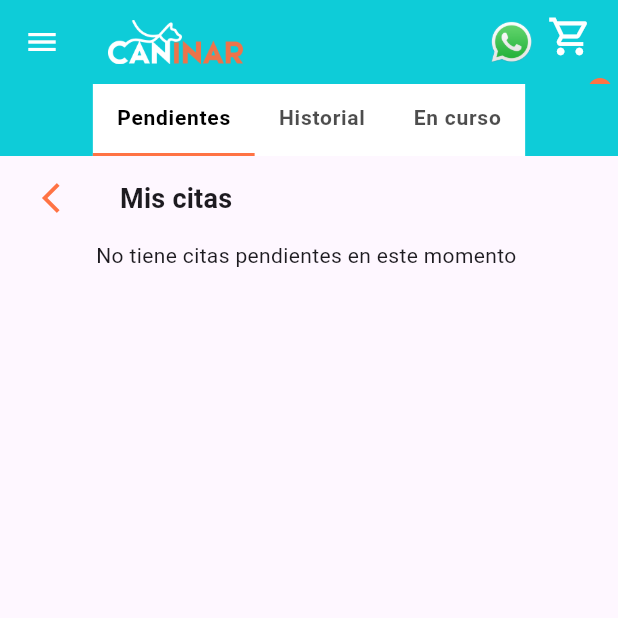
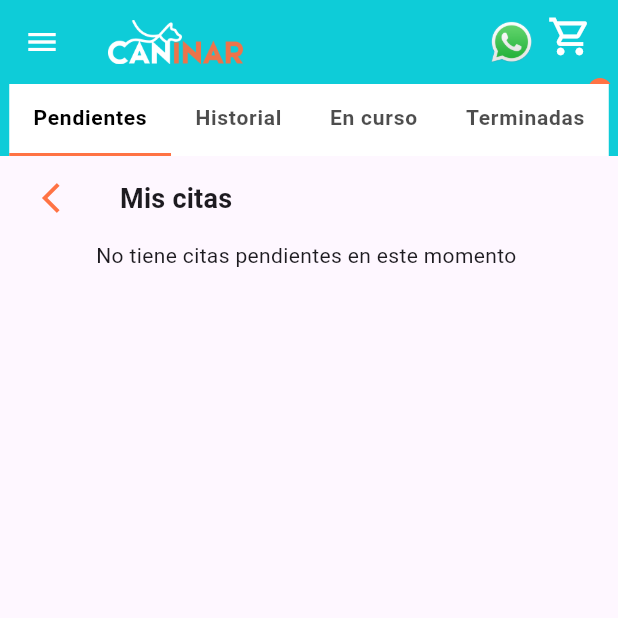
Before and after one commit to Bsmo0211/CaninarMobile, a Flutter app: the MisCitas screen opened directly, on a phone screen of 412 x 824 dp, the top half of it. Run offline on Flutter 3.47's test engine with Material 3 defaults, Android fonts, the phone set to English and light mode, and no system bars; our stand-ins replace carousel_slider, convert, dio, email_validator, file_picker, flutter_easyloading and 11 more; missing offline and left inert: aws_s3_upload, mercadopago_sdk, syncfusion_localizations; accounts and stored records are empty; network calls fail; statements that could not run were skipped.

Commit message:
se garega termiando a informacion de citas

```diff
--- a/Caninar/caninar/lib/widgets/mis_citas.dart
+++ b/Caninar/caninar/lib/widgets/mis_citas.dart
@@ -3,6 +3,7 @@ import 'package:caninar/constants/principals_colors.dart';
 import 'package:caninar/models/citas/model_current.dart';
 import 'package:caninar/models/citas/model_history.dart';
 import 'package:caninar/models/citas/model_pending.dart';
+import 'package:caninar/models/citas/model_terminated.dart';
 import 'package:caninar/models/user/model.dart';
 import 'package:caninar/providers/cart_provider.dart';
 import 'package:caninar/providers/producto_provider.dart';
@@ -31,6 +32,7 @@ class _MisCitasState extends State<MisCitas> {
   PendingModel? pendingModel;
   HistoryModel? historyModel;
   CurrentModel? currentModel;
+  TerminatedModel? terminatedModel;
   bool isApiCallProcess = false;
 
   getCurrentUser() async {
@@ -62,6 +64,7 @@ class _MisCitasState extends State<MisCitas> {
     PendingModel? pendingModelTemp;
     HistoryModel? historyModelTemp;
     CurrentModel? currentModelTemp;
+    TerminatedModel? terminatedModelTemp;
 
     if (citasData.containsKey('pending')) {
       pendingModelTemp = PendingModel.fromJson(citasData['pending']);
@@ -74,11 +77,15 @@ class _MisCitasState extends State<MisCitas> {
     if (citasData.containsKey('current')) {
       currentModelTemp = CurrentModel.fromJson(citasData['current']);
     }
+    if (citasData.containsKey('terminated')) {
+      terminatedModelTemp = TerminatedModel.fromJson(citasData['terminated']);
+    }
 
     setState(() {
       pendingModel = pendingModelTemp;
       historyModel = historyModelTemp;
       currentModel = currentModelTemp;
+      terminatedModel = terminatedModelTemp;
     });
   }
 
@@ -111,6 +118,12 @@ class _MisCitasState extends State<MisCitas> {
               style: TextStyle(fontSize: 14, fontWeight: FontWeight.bold),
             ),
           ),
+          Tab(
+            child: Text(
+              'Terminadas',
+              style: TextStyle(fontSize: 14, fontWeight: FontWeight.bold),
+            ),
+          ),
         ],
       );
 
@@ -123,7 +136,7 @@ class _MisCitasState extends State<MisCitas> {
       EasyLoading.dismiss();
     }
     return DefaultTabController(
-        length: 3,
+        length: 4,
         child: Scaffold(
             appBar: AppBar(
               iconTheme: const IconThemeData(
@@ -185,7 +198,8 @@ class _MisCitasState extends State<MisCitas> {
               children: [
                 RefreshIndicator(
                     child: ListView(children: [
-                    if (user?.type != 2) RedireccionAtras(nombre: 'Mis citas'),
+                      if (user?.type != 2)
+                        RedireccionAtras(nombre: 'Mis citas'),
                       pendingModel != null
                           ? Column(
                               children: pendingModel!.dataCita.map((e) {
@@ -198,8 +212,10 @@ class _MisCitasState extends State<MisCitas> {
                                       context,
                                       MaterialPageRoute(
                                         builder: (context) => InformacionCitas(
+                                          estado: 'pending',
                                           titulo: e.name,
-                                        informacionDetalle: e.infoDetalladaCita,
+                                          informacionDetalle:
+                                              e.infoDetalladaCita,
                                           proxima: true,
                                         ),
                                       ),
@@ -210,7 +226,8 @@ class _MisCitasState extends State<MisCitas> {
                               crossAxisAlignment: CrossAxisAlignment.center,
                               mainAxisAlignment: MainAxisAlignment.center,
                               children: [
-                              Text('No tiene citas pendientes en este momento ')
+                                Text(
+                                    'No tiene citas pendientes en este momento ')
                               ],
                             ),
                     ]),
@@ -219,7 +236,8 @@ class _MisCitasState extends State<MisCitas> {
                     }),
                 RefreshIndicator(
                     child: ListView(children: [
-                    if (user?.type != 2) RedireccionAtras(nombre: 'Mis citas'),
+                      if (user?.type != 2)
+                        RedireccionAtras(nombre: 'Mis citas'),
                       historyModel != null
                           ? Column(
                               children: historyModel!.dataCita.map((e) {
@@ -232,8 +250,10 @@ class _MisCitasState extends State<MisCitas> {
                                       context,
                                       MaterialPageRoute(
                                         builder: (context) => InformacionCitas(
+                                          estado: 'history',
                                           titulo: e.name,
-                                        informacionDetalle: e.infoDetalladaCita,
+                                          informacionDetalle:
+                                              e.infoDetalladaCita,
                                           proxima: false,
                                         ),
                                       ),
@@ -243,7 +263,9 @@ class _MisCitasState extends State<MisCitas> {
                           : const Column(
                               crossAxisAlignment: CrossAxisAlignment.center,
                               mainAxisAlignment: MainAxisAlignment.center,
-                            children: [Text('No tiene un historial de citas ')],
+                              children: [
+                                Text('No tiene un historial de citas ')
+                              ],
                             ),
                     ]),
                     onRefresh: () async {
@@ -251,7 +273,8 @@ class _MisCitasState extends State<MisCitas> {
                     }),
                 RefreshIndicator(
                     child: ListView(children: [
-                    if (user?.type != 2) RedireccionAtras(nombre: 'Mis citas'),
+                      if (user?.type != 2)
+                        RedireccionAtras(nombre: 'Mis citas'),
                       currentModel != null
                           ? Column(
                               children: currentModel!.dataCita.map((e) {
@@ -264,8 +287,10 @@ class _MisCitasState extends State<MisCitas> {
                                       context,
                                       MaterialPageRoute(
                                         builder: (context) => InformacionCitas(
+                                          estado: 'current',
                                           titulo: e.name,
-                                        informacionDetalle: e.infoDetalladaCita,
+                                          informacionDetalle:
+                                              e.infoDetalladaCita,
                                           proxima: false,
                                         ),
                                       ),
@@ -275,14 +300,52 @@ class _MisCitasState extends State<MisCitas> {
                           : const Column(
                               crossAxisAlignment: CrossAxisAlignment.center,
                               mainAxisAlignment: MainAxisAlignment.center,
-                            children: [Text('No tiene ninguna cita en curso')],
+                              children: [
+                                Text('No tiene ninguna cita en curso')
+                              ],
+                            ),
+                    ]),
+                    onRefresh: () async {
+                      await getCitas();
+                    }),
+                RefreshIndicator(
+                    child: ListView(children: [
+                      if (user?.type != 2)
+                        RedireccionAtras(nombre: 'Mis citas'),
+                      terminatedModel != null
+                          ? Column(
+                              children: terminatedModel!.dataCita.map((e) {
+                              return CardItemHome(
+                                  terminadoCitas: false,
+                                  imageCard: e.image,
+                                  titulo: e.name!,
+                                  redireccion: () {
+                                    Navigator.push(
+                                      context,
+                                      MaterialPageRoute(
+                                        builder: (context) => InformacionCitas(
+                                          estado: 'terminated',
+                                          titulo: e.name,
+                                          informacionDetalle:
+                                              e.infoDetalladaCita,
+                                          proxima: false,
+                                        ),
+                                      ),
+                                    );
+                                  });
+                            }).toList())
+                          : const Column(
+                              crossAxisAlignment: CrossAxisAlignment.center,
+                              mainAxisAlignment: MainAxisAlignment.center,
+                              children: [
+                                Text('No tiene ninguna cita en curso')
+                              ],
                             ),
                     ]),
                     onRefresh: () async {
                       await getCitas();
                     }),
               ],
-          ),
-        ));
+            )));
   }
 }
```
Also changed, not shown: Caninar/caninar/lib/widgets/informacion_citas.dart (+9 -6 lines). Lines whose indentation alone changed are shown as unchanged.
